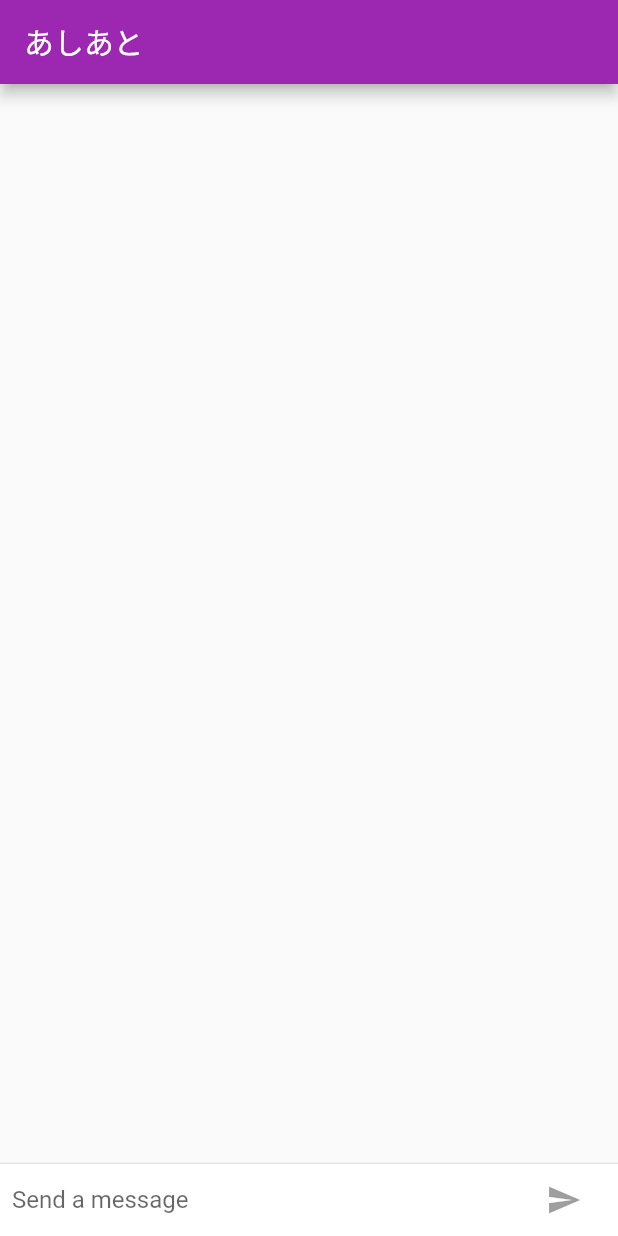
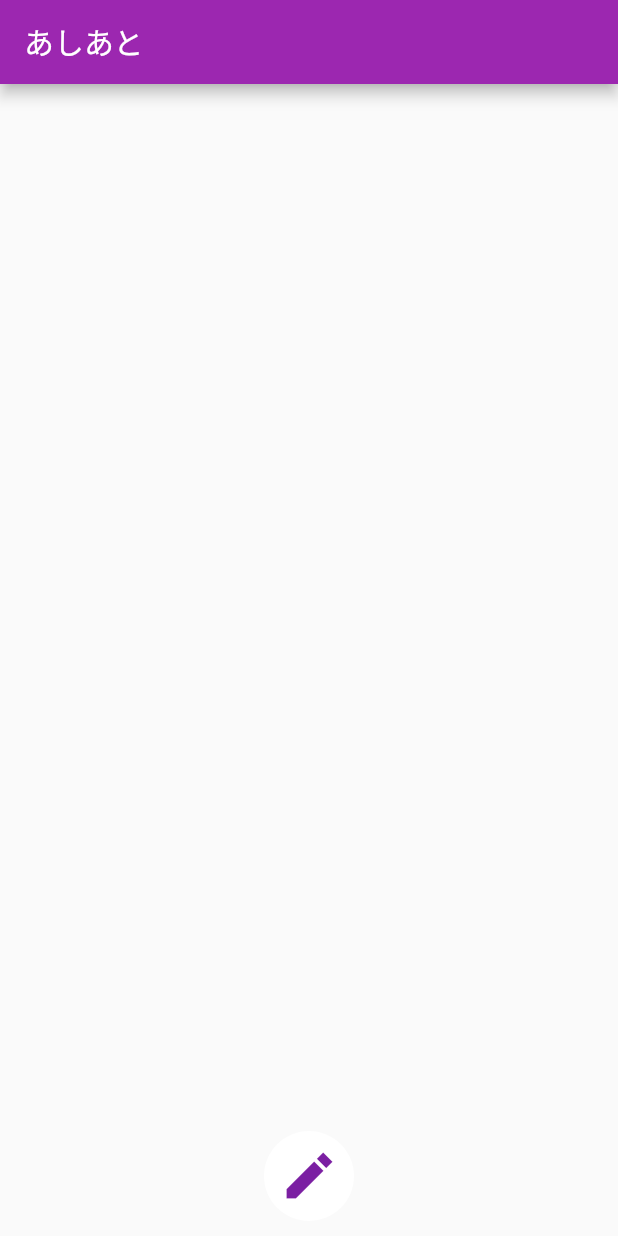
Before and after one commit to yuyurun/nod4, a Flutter app: the screen it shows after launch, on a phone screen of 412 x 824 dp. Run offline on Flutter 3.47's test engine with Material 2 defaults, Android fonts, the phone set to English and light mode, and no system bars.

Commit message:
feat: edit button

```diff
--- a/lib/main.dart
+++ b/lib/main.dart
@@ -157,12 +157,12 @@ class _ChatscreenState extends State<Chatscreen> with TickerProviderStateMixin {
               itemCount: _messages.length,
             ),
           ),
-          Divider(height: 1.0),
-          Container(
-            decoration: BoxDecoration(
-              color: Theme.of(context).cardColor),
-              child: _buildTextComposer(),
-          ),
+          //Divider(height: 1.0),
+          //Container(
+          //  decoration: BoxDecoration(
+          //    color: Colors.white),//Theme.of(context).cardColor),
+          //    child: _writeButton(),//_buildTextComposer(),
+          //),
         ],
       ),
       decoration: Theme.of(context).platform == TargetPlatform.iOS
@@ -172,6 +172,8 @@ class _ChatscreenState extends State<Chatscreen> with TickerProviderStateMixin {
                 ),
               )
             : null),
+    floatingActionButton: _writeButton(),
+    floatingActionButtonLocation: FloatingActionButtonLocation.centerDocked,
     );
   }
 
@@ -210,10 +212,33 @@ class _ChatscreenState extends State<Chatscreen> with TickerProviderStateMixin {
                   ? () => _handleSubmitted(_textController.text)
                   : null,
                 )
+            ),
+            Container(
+              margin: EdgeInsets.symmetric(horizontal: 10.0, vertical: 20.0),
+              child: IconButton(
+                icon: const Icon(Icons.send),
+                onPressed: _isComposing
+                  ? () => _handleSubmitted(_textController.text)
+                  : null,
+                )
             )
           ],
         ),
       ),
+    );
+  }
+  Widget _writeButton(){
+    return Container(
+      margin: EdgeInsets.symmetric(horizontal: 10.0, vertical: 10.0),
+      child: CircleAvatar(
+        backgroundColor: Colors.white,//Color(0xffffb6b9),//
+        maxRadius: 30.0,
+        child: IconButton(
+          iconSize: 40.0,
+          icon: const Icon(Icons.create_sharp),
+          onPressed: () {},
+        )
+      )
     );
   }
 
```
